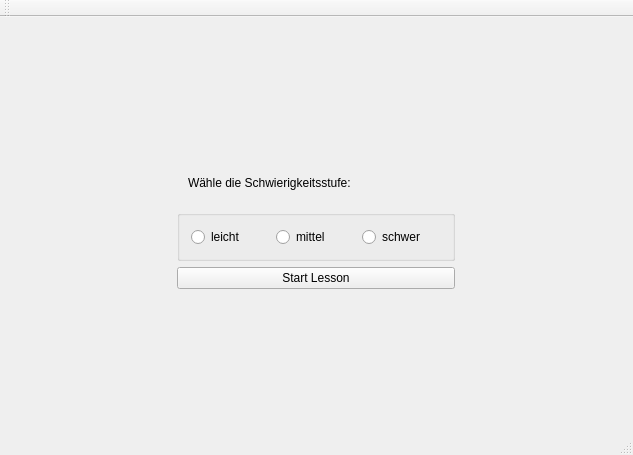
Qt form Marco/Aufgabe_3_2/mainwindow.ui (Hasenkrug/CPlusPlus) before a commit.
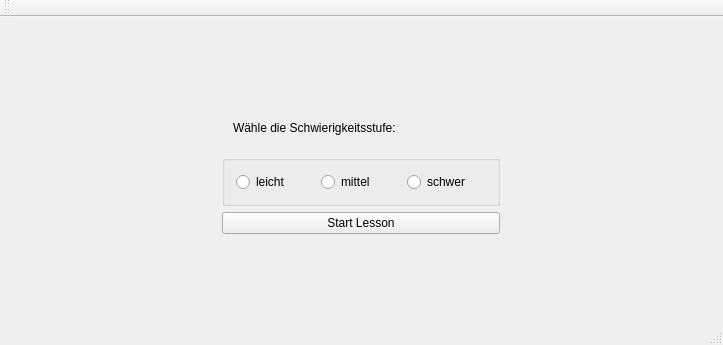
The same form after that commit.

The edit to the form file:
```diff
--- a/Marco/Aufgabe_3_2/mainwindow.ui
+++ b/Marco/Aufgabe_3_2/mainwindow.ui
@@ -6,14 +6,26 @@
    <rect>
     <x>0</x>
     <y>0</y>
-    <width>633</width>
-    <height>455</height>
+    <width>723</width>
+    <height>345</height>
    </rect>
   </property>
+  <property name="sizePolicy">
+   <sizepolicy hsizetype="Expanding" vsizetype="Expanding">
+    <horstretch>0</horstretch>
+    <verstretch>0</verstretch>
+   </sizepolicy>
+  </property>
   <property name="windowTitle">
    <string>MainWindow</string>
   </property>
   <widget class="QWidget" name="centralWidget">
+   <property name="sizePolicy">
+    <sizepolicy hsizetype="MinimumExpanding" vsizetype="MinimumExpanding">
+     <horstretch>0</horstretch>
+     <verstretch>0</verstretch>
+    </sizepolicy>
+   </property>
    <layout class="QGridLayout" name="gridLayout">
     <item row="0" column="0">
      <widget class="QWidget" name="widget_2" native="true">
@@ -66,6 +78,9 @@
        </item>
        <item>
         <widget class="QPushButton" name="startLessonButton">
+         <property name="enabled">
+          <bool>true</bool>
+         </property>
          <property name="text">
           <string>Start Lesson</string>
          </property>
```
Left out of the diff: 4 changed lines with no effect on the pictures.
